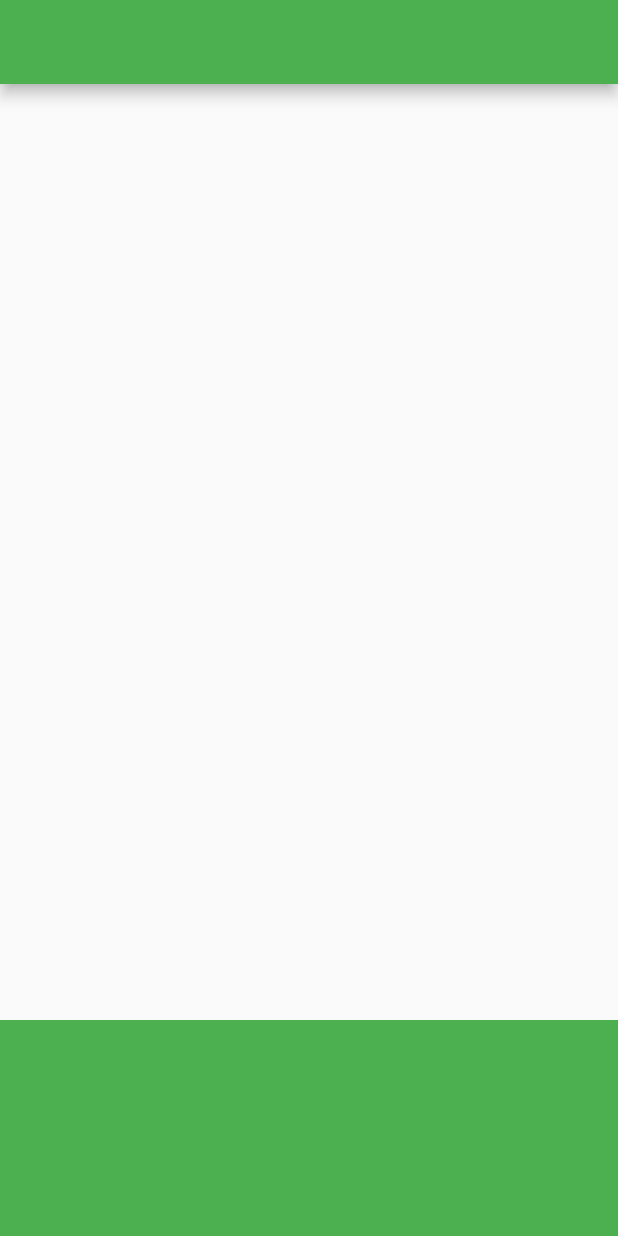
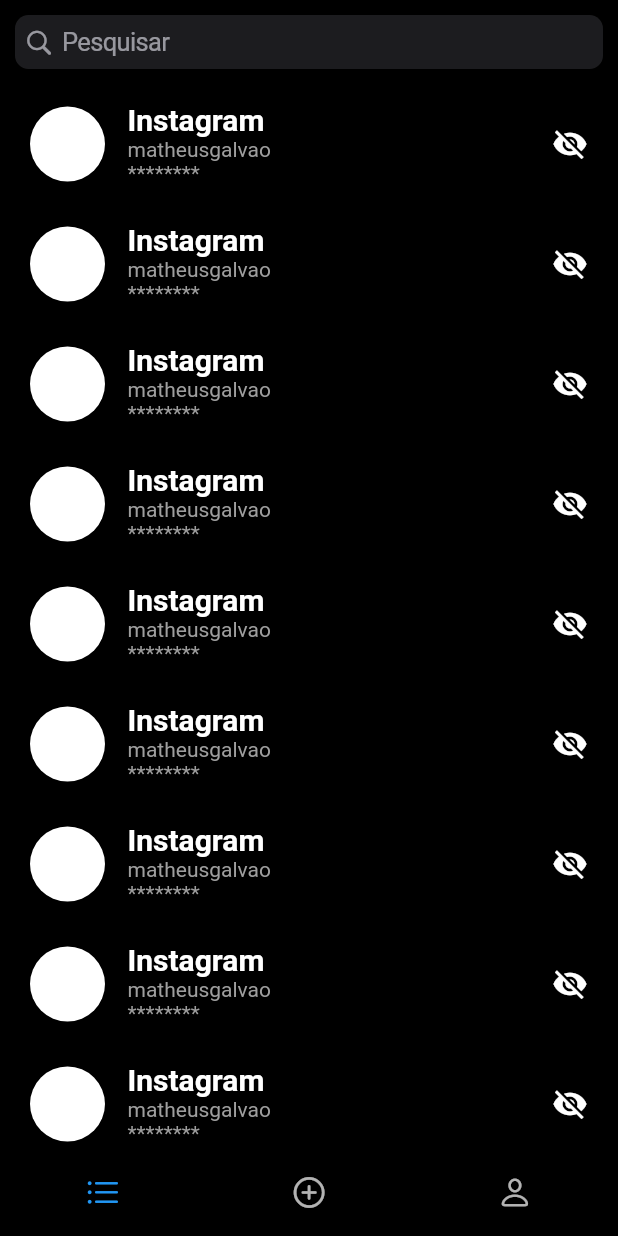
Before and after one commit to matheusgalvao1/app-totalpass, a Flutter app: the screen it shows after launch, on a phone screen of 412 x 824 dp. Run offline on Flutter 3.47's test engine with Material 2 defaults, Android fonts, the light colour scheme and no system bars.

Commit message:
Cards e navbar

```diff
--- a/lib/main.dart
+++ b/lib/main.dart
@@ -15,8 +15,16 @@
     return MaterialApp(
       title: 'Totalpass',
       theme: ThemeData(
-        primarySwatch: Colors.green,
+        brightness: Brightness.light,
+        /* light theme settings */
       ),
+      darkTheme: ThemeData(
+        brightness: Brightness.dark,
+        scaffoldBackgroundColor: Colors.black,
+        backgroundColor: Colors.black,
+        /* dark theme settings */
+      ),
+      themeMode: ThemeMode.dark,
       home: const Home(),
     );
   }
--- /dev/null
+++ b/lib/views/accounts/accountCard.dart
@@ -0,0 +1,64 @@
+import 'package:flutter/material.dart';
+
+class AccountCard extends StatelessWidget {
+  AccountCard({
+    required this.account,
+    required this.login,
+    required this.password,
+  });
+
+  String account, login, password;
+
+  @override
+  Widget build(BuildContext context) {
+    return Container(
+      height: 80,
+      width: double.infinity,
+      padding: const EdgeInsets.symmetric(horizontal: 20),
+      child: Row(
+        mainAxisAlignment: MainAxisAlignment.spaceBetween,
+        children: [
+          Row(
+            children: [
+              Container(
+                height: 50,
+                width: 50,
+                decoration: BoxDecoration(
+                  borderRadius: BorderRadius.circular(100),
+                  color: Colors.white,
+                ),
+              ),
+              const SizedBox(width: 15),
+              Column(
+                crossAxisAlignment: CrossAxisAlignment.start,
+                mainAxisAlignment: MainAxisAlignment.center,
+                children: [
+                  Text(
+                    account,
+                    style: const TextStyle(
+                      fontSize: 20,
+                      fontWeight: FontWeight.w600,
+                    ),
+                  ),
+                  Text(
+                    login,
+                    style: const TextStyle(
+                      color: Colors.grey,
+                    ),
+                  ),
+                  Text(
+                    password,
+                    style: const TextStyle(
+                      color: Colors.grey,
+                    ),
+                  ),
+                ],
+              ),
+            ],
+          ),
+          const Icon(Icons.visibility_off),
+        ],
+      ),
+    );
+  }
+}
--- /dev/null
+++ b/lib/views/accounts/main.dart
@@ -0,0 +1,29 @@
+import 'package:flutter/cupertino.dart';
+import 'package:flutter/material.dart';
+
+import 'accountCard.dart';
+
+class Accounts extends StatelessWidget {
+  const Accounts({Key? key}) : super(key: key);
+
+  @override
+  Widget build(BuildContext context) {
+    return ListView(
+      physics: const BouncingScrollPhysics(),
+      children: [
+        Container(
+          padding: const EdgeInsets.all(10),
+          child: const CupertinoSearchTextField(
+            placeholder: 'Pesquisar',
+          ),
+        ),
+        for (var i = 0; i < 20; i++)
+          AccountCard(
+            account: 'Instagram',
+            login: 'matheusgalvao',
+            password: '********',
+          ),
+      ],
+    );
+  }
+}
--- a/lib/views/home/main.dart
+++ b/lib/views/home/main.dart
@@ -1,5 +1,6 @@
 import 'package:flutter/material.dart';
-import 'package:flutter/cupertino.dart';
+
+import '../accounts/main.dart';
 
 import 'navBar.dart';
 
@@ -8,19 +9,17 @@
 
   @override
   Widget build(BuildContext context) {
-    return Scaffold(
-      appBar: AppBar(), // 80 de height
-      body: ListView(
-        physics: const NeverScrollableScrollPhysics(),
-        children: [
-          Container(
-            height: MediaQuery.of(context).size.height - 140 - 60,
-            child: ListView(
-              physics: const BouncingScrollPhysics(),
-            ),
-          ),
-          const NavBar(),
-        ],
+    return SafeArea(
+      child: Scaffold(
+        body: PageView(
+          physics: const NeverScrollableScrollPhysics(),
+          children: const [
+            Accounts(),
+            Accounts(),
+            Accounts(),
+          ],
+        ),
+        bottomNavigationBar: NavBar(),
       ),
     );
   }
--- a/lib/views/home/navBar.dart
+++ b/lib/views/home/navBar.dart
@@ -6,13 +6,28 @@
 
   @override
   Widget build(BuildContext context) {
-    return Container(
-      height: 200,
-      color: Colors.green,
-      padding: const EdgeInsets.symmetric(horizontal: 10, vertical: 5),
-      child: Row(
-        children: [],
-      ),
+    return BottomNavigationBar(
+      elevation: 0,
+      showSelectedLabels: false,
+      showUnselectedLabels: false,
+      backgroundColor: Colors.transparent,
+      items: const [
+        BottomNavigationBarItem(
+          icon: Icon(
+            CupertinoIcons.list_bullet,
+            color: Colors.blue,
+          ),
+          label: '',
+        ),
+        BottomNavigationBarItem(
+          icon: Icon(CupertinoIcons.add_circled),
+          label: '',
+        ),
+        BottomNavigationBarItem(
+          icon: Icon(CupertinoIcons.person),
+          label: '',
+        ),
+      ],
     );
   }
 }
```
